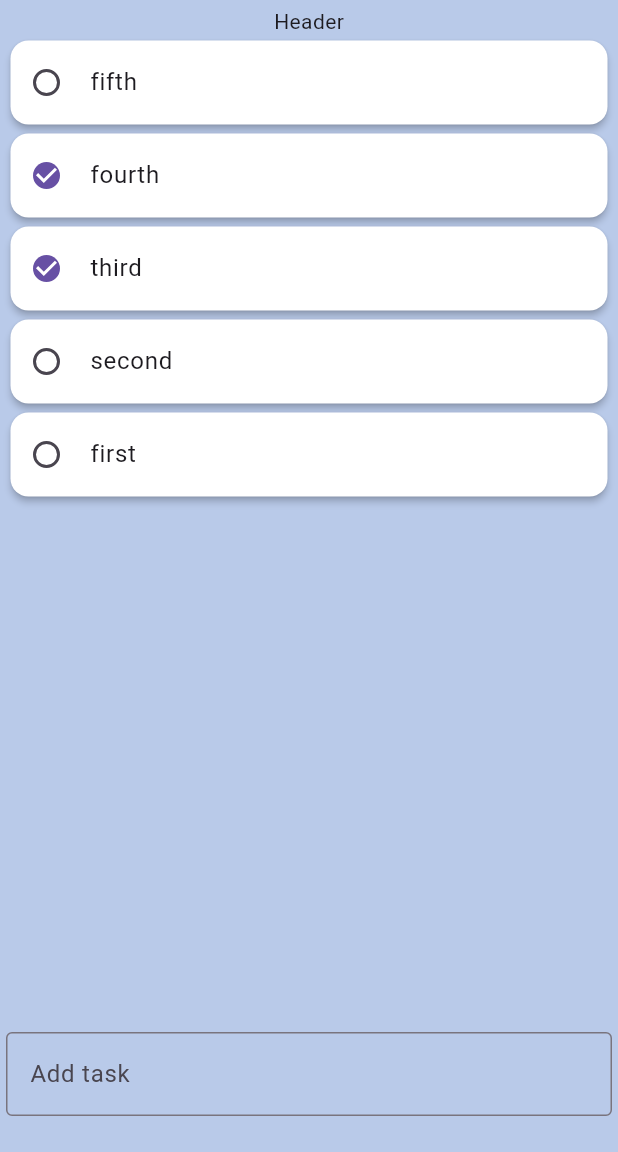
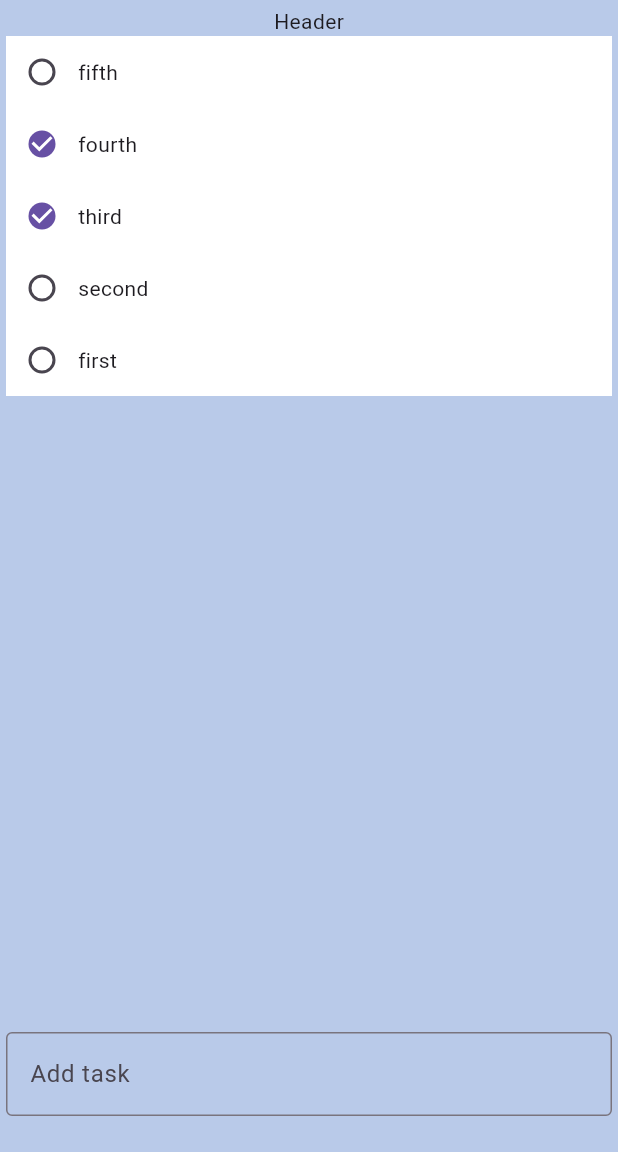
Before and after one commit to bokrosf/todo, a Flutter app: the screen it shows after launch, on a phone screen of 412 x 824 dp, the part 84-1236 px from its top. Run offline on Flutter 3.47's test engine with Material 3 defaults, Android fonts, the phone set to English and light mode, and no system bars.

Commit message:
Task widget modified to have a simpler structure and be easily clippable when used as a Dismissible's child.

```diff
--- a/lib/task_list/widget/task.dart
+++ b/lib/task_list/widget/task.dart
@@ -17,19 +17,17 @@ class Task extends StatelessWidget {
     return ListenableBuilder(
       listenable: viewModel,
       builder: (_, _) {
-        return Card(
+        return Container(
           color: Colors.white,
-          margin: EdgeInsets.all(3),
-          elevation: 2,
-          child: ListTile(
-            contentPadding: EdgeInsets.zero,
-            leading: Checkbox(
-              shape: CircleBorder(),
-              value: viewModel.isCompleted,
-              onChanged: (_) => _onCompletionToggled.call(viewModel.id),
-            ),
-            title: Text(viewModel.text),
-            horizontalTitleGap: 5,
+          child: Row(
+            children: [
+              Checkbox(
+                shape: CircleBorder(),
+                value: viewModel.isCompleted,
+                onChanged: (_) => _onCompletionToggled.call(viewModel.id),
+              ),
+              Text(viewModel.text),
+            ],
           ),
         );
       }
```
